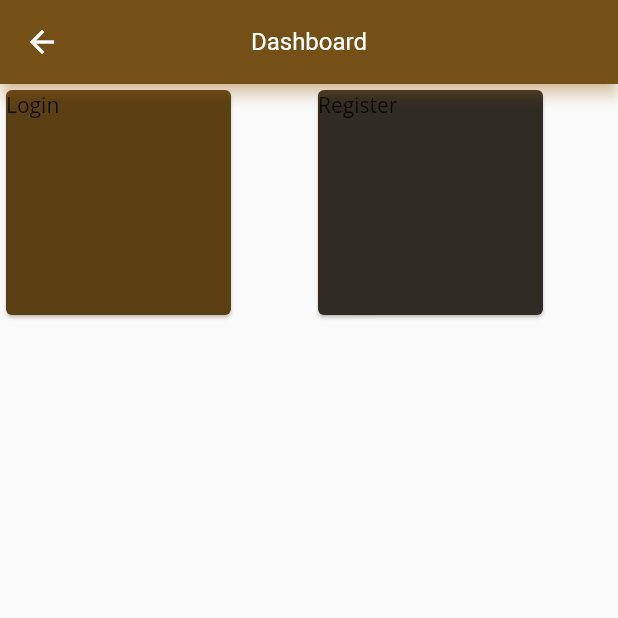
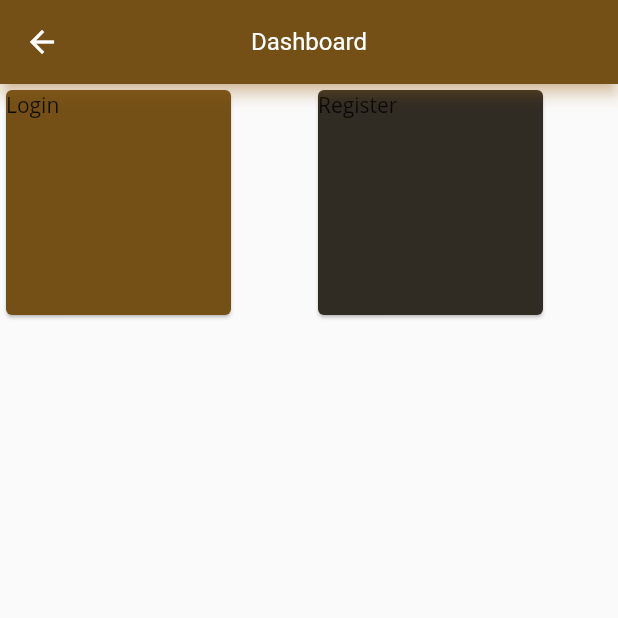
Before and after one commit to Ishworkhadka99123/newassign, a Flutter app: the DashboardScreen screen opened directly, on a phone screen of 412 x 824 dp, the top half of it. Run offline on Flutter 3.47's test engine with Material 2 defaults, Android fonts, the phone set to English and light mode, and no system bars; our stand-ins replace motion_toast, objectbox; generated files the repository leaves out were written again; Roboto replaces fonts that are missing (Open Sans).

Commit message:
changes in Dashboard

```diff
--- a/lib/Screen/dashboad.dart
+++ b/lib/Screen/dashboad.dart
@@ -17,7 +17,7 @@ class DashboardScreen extends StatelessWidget {
       body: Container(
         child: Row(children: [
           Card(
-            color: Color.fromARGB(255, 90, 63, 18),
+            color: Color.fromARGB(255, 116, 80, 22),
             clipBehavior: Clip.hardEdge,
             child: InkWell(
               splashColor: Colors.blue.withAlpha(30),
```
